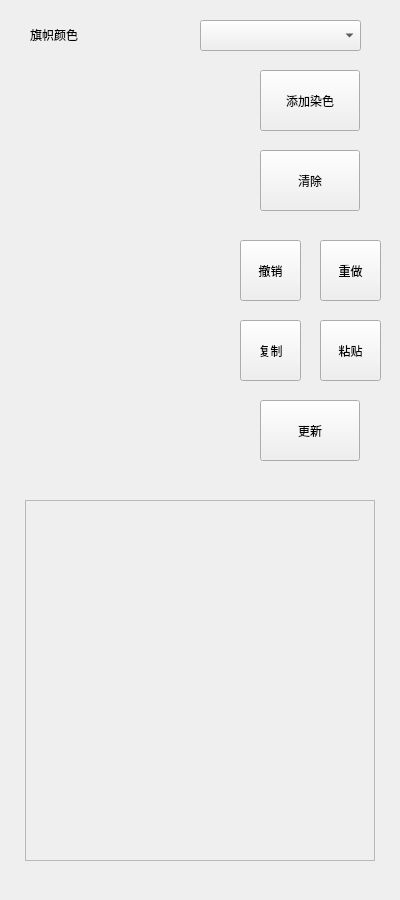
Old version of the form SingleBannerDesigner.ui in the repository 345ljh/MinecraftBannerDesigner.
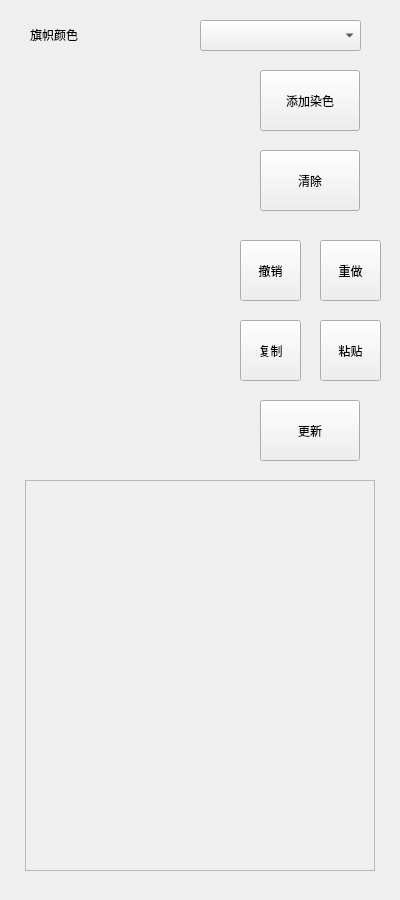
New version of the form.

Commit message: update single_designer

Diff of the .ui file:
```diff
--- a/SingleBannerDesigner.ui
+++ b/SingleBannerDesigner.ui
@@ -53,9 +53,9 @@
    <property name="geometry">
     <rect>
      <x>25</x>
-     <y>500</y>
+     <y>480</y>
      <width>350</width>
-     <height>361</height>
+     <height>391</height>
     </rect>
    </property>
    <property name="widgetResizable">
@@ -67,7 +67,7 @@
       <x>0</x>
       <y>0</y>
       <width>348</width>
-      <height>359</height>
+      <height>389</height>
      </rect>
     </property>
     <widget class="QWidget" name="verticalLayoutWidget">
@@ -76,7 +76,7 @@
        <x>0</x>
        <y>0</y>
        <width>351</width>
-       <height>711</height>
+       <height>371</height>
       </rect>
      </property>
      <layout class="QVBoxLayout" name="PatternVLayout"/>
```
Left out of the diff: 2 changed lines with no effect on the pictures. The commit also changes 4 other files.
